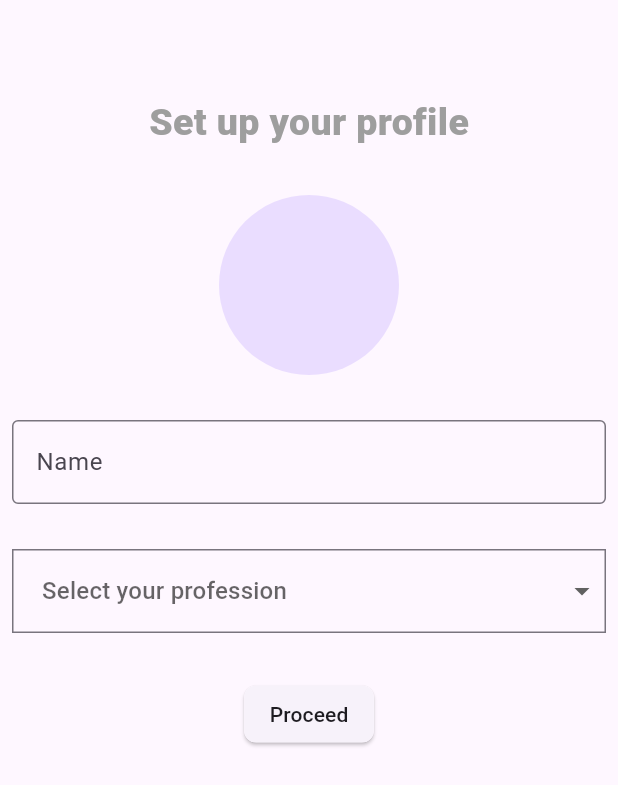
After one commit to Alto-b/CodeFascia, a Flutter app: the ProfileSetupPage screen opened directly, on a phone screen of 412 x 824 dp. The commit adds this screen. Shown: the top 785 px of the screen. Run offline on Flutter 3.47's test engine with Material 3 defaults, Android fonts, the phone set to English and light mode, and no system bars; our stand-ins replace adaptive_theme, bloc, cloud_firestore, dropdown_button2, equatable, firebase_auth and 8 more; accounts and stored records are empty; network calls fail; Roboto replaces fonts that are missing (Orbit).

Commit message:
profile setup1

```diff
--- /dev/null
+++ b/lib/presentation/screens/signup/profile_setup.dart
@@ -0,0 +1,108 @@
+import 'package:cloud_firestore/cloud_firestore.dart';
+import 'package:code_geeks/presentation/widgets/bnb.dart';
+import 'package:dropdown_button2/dropdown_button2.dart';
+import 'package:firebase_auth/firebase_auth.dart';
+import 'package:flutter/material.dart';
+import 'package:google_fonts/google_fonts.dart';
+
+class ProfileSetupPage extends StatelessWidget {
+   ProfileSetupPage({super.key});
+
+  final _formKey = GlobalKey<FormState>();
+
+  final _nameController = TextEditingController();
+
+  final List<String> skillItems = [
+    'Student','Working IT','Working Non IT'
+  ];
+
+  String? selectedSkill;
+
+  @override
+  Widget build(BuildContext context) {
+    final user = FirebaseAuth.instance.currentUser;
+    return Scaffold(
+      appBar: AppBar(),
+
+      body: Padding(
+        padding: const EdgeInsets.all(8.0),
+        child: Column(
+          children: [
+            Text("Set up your profile",style: GoogleFonts.orbit(fontSize: 25,fontWeight: FontWeight.w800,color: Colors.grey),),
+            SizedBox(height: 30,),
+            Form(
+              key: _formKey,
+              child: Column(
+              children: [
+
+                CircleAvatar(
+                  radius: 60,
+                ),
+
+                SizedBox(height: 30,),
+
+                TextFormField(
+                  controller: _nameController,
+                  decoration: InputDecoration(
+                    border: OutlineInputBorder(),
+                    label: Text("Name")
+                  ),
+                ),
+
+                SizedBox(height: 30,),
+
+                DropdownButtonFormField2<String>(
+                  validator: (value) {
+                    if(value == null){
+                      return 'Please enter your profession';
+                    }
+                    else{
+                      return null;
+                    }
+                  },
+                  isExpanded: true,
+                  decoration: InputDecoration(
+                    contentPadding: EdgeInsets.symmetric(vertical: 16),
+                    border: OutlineInputBorder(
+                      borderRadius: BorderRadius.circular(0),
+                    )
+                  ),
+                  hint: Text("Select your profession"),
+                  items: skillItems.map((item) =>
+                  DropdownMenuItem(
+                    value: item,
+                    child: Text(item))).toList(),
+                    onChanged: (value) {
+                      selectedSkill = value.toString();
+                    },
+                    onSaved: (value) {
+                      selectedSkill = value.toString();
+                    },
+                  ),
+
+                  SizedBox(height: 30,),
+
+                  ActionChip.elevated(label: Text("Proceed"),onPressed: () {
+                    profileSetup(context);
+                  },)
+
+
+
+
+              ],
+            ))
+          ],
+        ),
+      ),
+    );
+  }
+
+  Future<void> profileSetup(BuildContext context)async{
+    await FirebaseFirestore.instance.collection('users').doc().set({
+      "Name" : _nameController.text,
+      "Profession" : selectedSkill,
+      "Email" : FirebaseAuth.instance.currentUser!.email
+    });
+    Navigator.pushAndRemoveUntil(context, MaterialPageRoute(builder: (context) => BnbPage(),), (route) => false);
+  }
+}
--- a/lib/presentation/screens/signup/signup.dart
+++ b/lib/presentation/screens/signup/signup.dart
@@ -1,3 +1,4 @@
+import 'package:code_geeks/presentation/screens/signup/profile_setup.dart';
 import 'package:code_geeks/presentation/widgets/bnb.dart';
 import 'package:code_geeks/presentation/screens/homepage/homepage.dart';
 import 'package:firebase_auth/firebase_auth.dart';
@@ -119,7 +120,7 @@ class SignUpPage extends StatelessWidget {
         email: _emailController.text,
         password: _passwordController.text);
 
-      Navigator.pushAndRemoveUntil(context, MaterialPageRoute(builder: (context) => BnbPage(),), (route) => false);
+      Navigator.pushAndRemoveUntil(context, MaterialPageRoute(builder: (context) => ProfileSetupPage(),), (route) => false);
    }
    catch(e){
     print(e);
--- a/pubspec.yaml
+++ b/pubspec.yaml
@@ -17,6 +17,7 @@ dependencies:
   bloc: ^8.1.3
   cloud_firestore: ^4.15.4
   cupertino_icons: ^1.0.2
+  dropdown_button2: ^2.3.9
   equatable: ^2.0.5
   firebase_auth: null
   firebase_core: null
```
Also changed, not shown: lib/presentation/screens/settings/profile.dart (+21 -1 lines), lib/presentation/screens/settings/settings.dart (+5 -29 lines), lib/presentation/screens/settings/widgets/profile_card.dart (added, +45 -0 lines), pubspec.lock.
